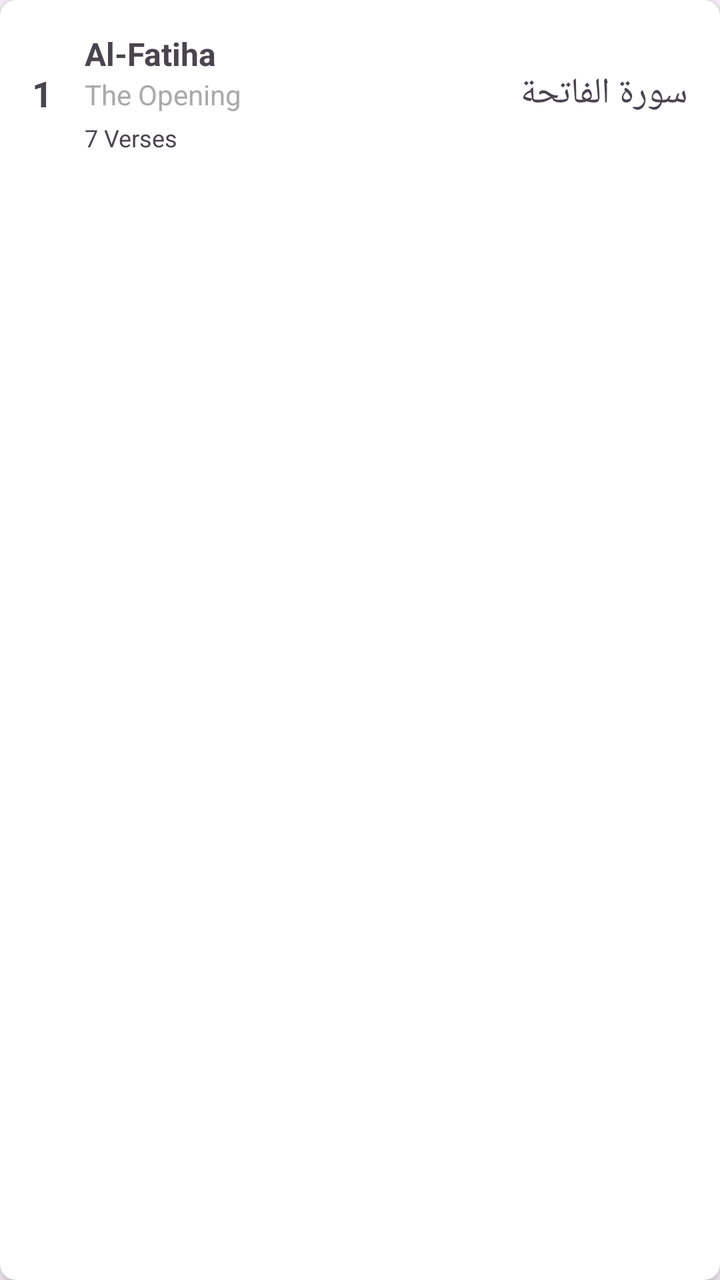
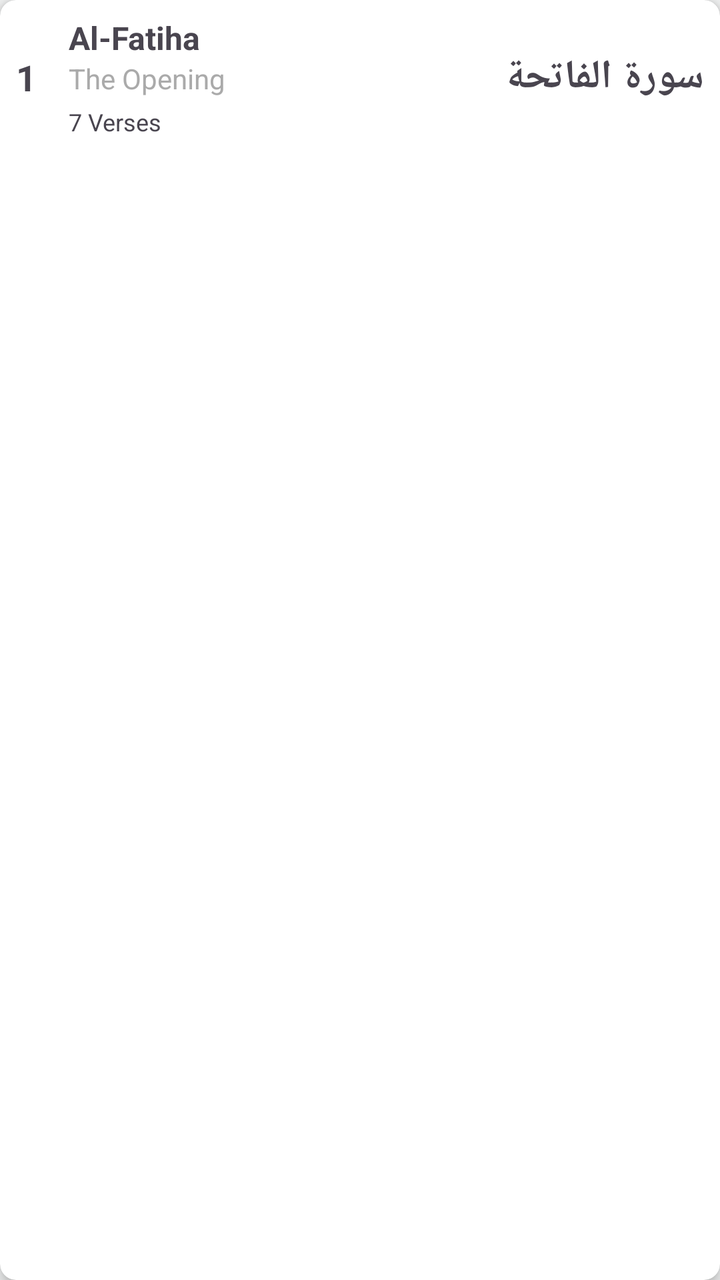

The first picture is an Android layout as it rendered before a commit; the second is the same layout after the commit. The layout source and the unified diff follow.
<!-- AndroidManifest.xml: application theme Theme.MoslemApp -->
<!-- res/layout/item_surah.xml -->
<?xml version="1.0" encoding="utf-8"?>
<androidx.cardview.widget.CardView xmlns:android="http://schemas.android.com/apk/res/android"
    xmlns:app="http://schemas.android.com/apk/res-auto"
    android:layout_width="match_parent"
    android:layout_height="wrap_content"
    android:layout_margin="8dp"
    app:cardCornerRadius="8dp"
    app:cardElevation="4dp">

    <androidx.constraintlayout.widget.ConstraintLayout
        android:layout_width="match_parent"
        android:layout_height="wrap_content"
        android:padding="16dp">

        <TextView
            android:id="@+id/tvNumber"
            android:layout_width="wrap_content"
            android:layout_height="wrap_content"
            android:text="1"
            android:textSize="18sp"
            android:textStyle="bold"
            app:layout_constraintStart_toStartOf="parent"
            app:layout_constraintTop_toTopOf="parent"
            app:layout_constraintBottom_toBottomOf="parent"/>

        <LinearLayout
            android:layout_width="0dp"
            android:layout_height="wrap_content"
            android:orientation="vertical"
            android:layout_marginStart="16dp"
            app:layout_constraintStart_toEndOf="@id/tvNumber"
            app:layout_constraintTop_toTopOf="parent"
            app:layout_constraintBottom_toBottomOf="parent"
            app:layout_constraintEnd_toStartOf="@id/tvNameArabic">

            <TextView
                android:id="@+id/tvEnglishName"
                android:layout_width="wrap_content"
                android:layout_height="wrap_content"
                android:text="Al-Fatiha"
                android:textStyle="bold"
                android:textSize="16sp"/>

            <TextView
                android:id="@+id/tvEnglishNameTranslation"
                android:layout_width="wrap_content"
                android:layout_height="wrap_content"
                android:text="The Opening"
                android:textSize="14sp"
                android:textColor="@android:color/darker_gray"/>

            <TextView
                android:id="@+id/tvVerses"
                android:layout_width="wrap_content"
                android:layout_height="wrap_content"
                android:text="7 Verses"
                android:textSize="12sp"
                android:layout_marginTop="4dp"/>
        </LinearLayout>

        <TextView
            android:id="@+id/tvNameArabic"
            android:layout_width="wrap_content"
            android:layout_height="wrap_content"
            android:text="سورة الفاتحة"
            android:textSize="18sp"
            app:layout_constraintEnd_toEndOf="parent"
            app:layout_constraintTop_toTopOf="parent"
            app:layout_constraintBottom_toBottomOf="parent"/>

    </androidx.constraintlayout.widget.ConstraintLayout>

</androidx.cardview.widget.CardView>
<!-- resources referenced by this layout -->
<resources>
  <style name="Theme.MoslemApp" parent="Base.Theme.MoslemApp" />
  <style name="Base.Theme.MoslemApp" parent="Theme.Material3.DayNight.NoActionBar">
          
          
      </style>
</resources>

<!-- the commit's change to res/layout/item_surah.xml (unified diff, before → after) -->
@@ -3,14 +3,14 @@
     xmlns:app="http://schemas.android.com/apk/res-auto"
     android:layout_width="match_parent"
     android:layout_height="wrap_content"
-    android:layout_margin="8dp"
+    android:layout_margin="4dp"
     app:cardCornerRadius="8dp"
     app:cardElevation="4dp">
 
     <androidx.constraintlayout.widget.ConstraintLayout
         android:layout_width="match_parent"
         android:layout_height="wrap_content"
-        android:padding="16dp">
+        android:padding="8dp">
 
         <TextView
             android:id="@+id/tvNumber"
@@ -63,7 +63,8 @@
             android:layout_width="wrap_content"
             android:layout_height="wrap_content"
             android:text="سورة الفاتحة"
-            android:textSize="18sp"
+            android:textSize="20sp"
+            android:textStyle="bold"
             app:layout_constraintEnd_toEndOf="parent"
             app:layout_constraintTop_toTopOf="parent"
             app:layout_constraintBottom_toBottomOf="parent"/>
<!-- resource entries referenced after the edit -->
@@ -2,8 +2,8 @@
 <resources>
   <style name="Theme.MoslemApp" parent="Base.Theme.MoslemApp" />
   <style name="Base.Theme.MoslemApp" parent="Theme.Material3.DayNight.NoActionBar">
-          
-          
+  
+          <item name="android:colorBackground">#F3F4F4</item>
       </style>
 </resources>
 
